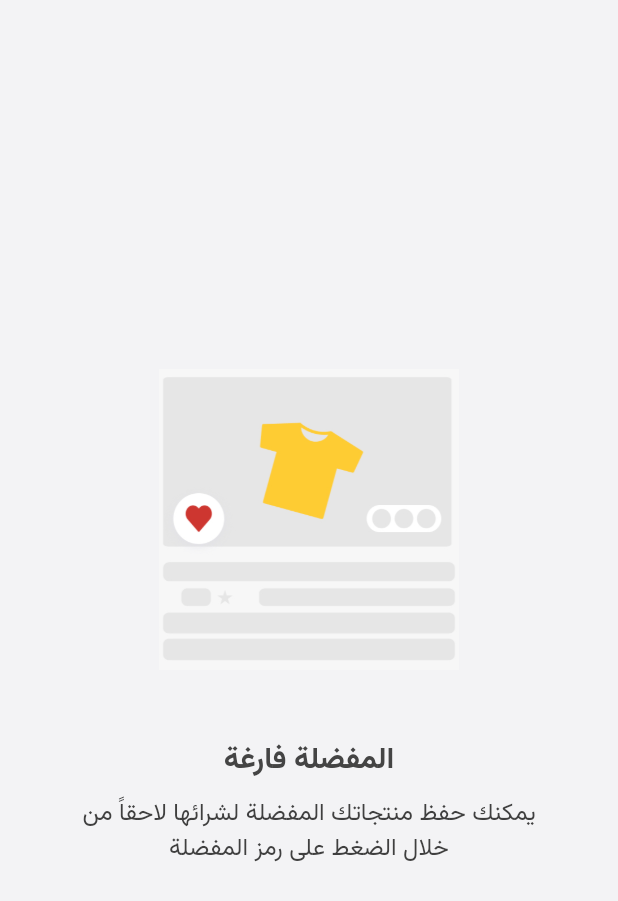
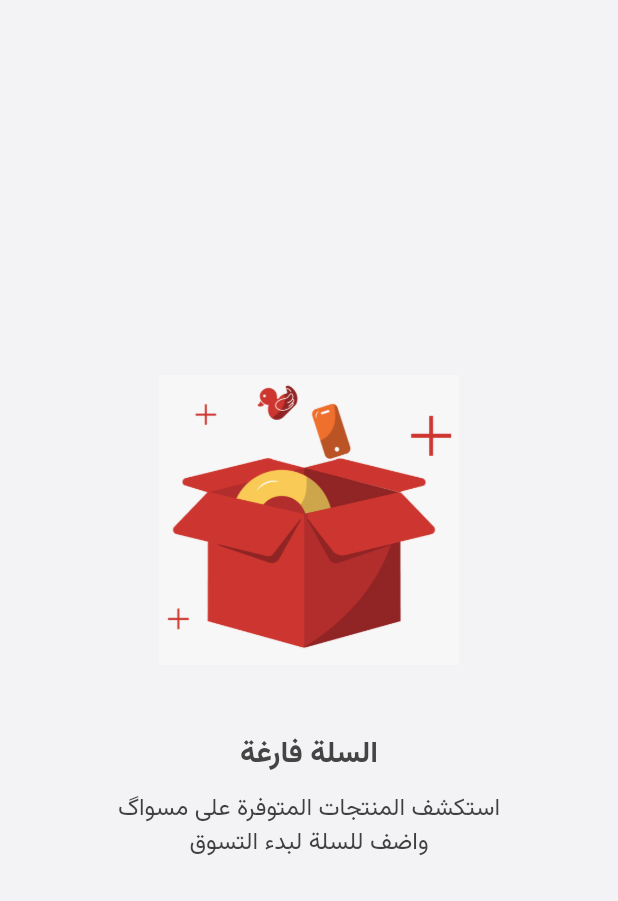
Before and after one commit to Shukur93/miswag_clone, a Flutter app: the CartScreen screen opened directly, on a phone screen of 412 x 824 dp. Shown: the top 901 px of the screen. Run offline on Flutter 3.47's test engine with Material 3 defaults, Android fonts, the light colour scheme and no system bars; our stand-ins replace awesome_dialog, flutter_easyloading, flutter_svg, get, modal_bottom_sheet, shared_preferences and 1 more; missing offline and left inert: flutter_multi_select_items; accounts and stored records are empty.

Commit message:
main function done

```diff
--- a/lib/core/utils/themes/styles.dart
+++ b/lib/core/utils/themes/styles.dart
@@ -174,6 +174,12 @@ class TextStyles {
 
   static TextStyle font20BlackRegular = const TextStyle(
     fontSize: 20,
+    fontWeight: FontWeightHelper.regular,
+    color: ColorsManager.blackText,
+  );
+
+  static TextStyle font24BlackRegular = const TextStyle(
+    fontSize: 24,
     fontWeight: FontWeightHelper.regular,
     color: ColorsManager.blackText,
   );
--- a/lib/core/utils/widgets/tiny_icon_button.dart
+++ b/lib/core/utils/widgets/tiny_icon_button.dart
@@ -5,16 +5,18 @@ class TinyIconButton extends StatelessWidget {
     super.key,
     required this.icon,
     required this.onPressed,
+    this.containerSize = 33,
   });
 
   final Widget icon;
   final void Function() onPressed;
+  final double containerSize;
 
   @override
   Widget build(BuildContext context) {
     return Container(
-      width: 33,
-      height: 33,
+      width: containerSize,
+      height: containerSize,
       alignment: Alignment.center,
       decoration: BoxDecoration(
         color: Colors.white,
--- a/lib/screens/cart/cart_screen.dart
+++ b/lib/screens/cart/cart_screen.dart
@@ -30,12 +30,12 @@ class _CartScreenState extends State<CartScreen> {
             if (cartController.cartItems.isEmpty) {
               return OnEmptyPageContent(
                 icon: Image.asset(
-                  'assets/icons/empty_fav.jpg',
+                  'assets/icons/empty_cart.jpg',
                   width: 200,
                 ),
-                title: 'المفضلة فارغة',
+                title: 'السلة فارغة',
                 subtitle:
-                    "يمكنك حفظ منتجاتك المفضلة لشرائها لاحقاً من خلال الضغط على رمز المفضلة",
+                    "استكشف المنتجات المتوفرة على مسواگ\nواضف للسلة لبدء التسوق",
               );
             }
             return ListView.separated(
@@ -64,39 +64,41 @@ class _CartScreenState extends State<CartScreen> {
                 decoration: BoxDecoration(
                   border: Border(top: BorderSide(color: Colors.grey.shade300)),
                 ),
-                child: Column(
+                child: Row(
                   mainAxisAlignment: MainAxisAlignment.spaceBetween,
-                  crossAxisAlignment: CrossAxisAlignment.start,
-                  mainAxisSize: MainAxisSize.min,
-                  children: [
-                    Row(
-                      mainAxisAlignment: MainAxisAlignment.spaceBetween,
+                  crossAxisAlignment: CrossAxisAlignment.center,
                   children: [
                     Flexible(
+                      child: Container(
+                        height: 52,
+                        alignment: Alignment.center,
+                        padding: EdgeInsets.all(10),
+                        decoration: BoxDecoration(
+                            borderRadius: BorderRadius.circular(12),
+                            color: ColorsManager.grayishGreen.withAlpha(50)),
                         child: Text(
-                            'المجموع:',
-                            style: TextStyles.font16BlackRegular,
+                          '${thousandFormatter(cartController.totalPrice)} د.ع',
+                          style: TextStyles.font14BlackBold,
                           textDirection: TextDirection.rtl,
                         ),
                       ),
+                    ),
+                    horizontalSpace(10),
                     Flexible(
-                          child: Text(
-                            '${thousandFormatter(cartController.totalPrice)} دينار',
-                            style: const TextStyle(
-                              fontSize: 18,
-                              fontWeight: FontWeight.bold,
+                      flex: 2,
+                      child: AppTextButton(
+                        buttonText: "شراء المنتجات",
+                        backgroundColor: ColorsManager.secondary,
+                        icon: Icon(
+                          Icons.chevron_right_outlined,
+                          color: ColorsManager.white,
+                          size: 30,
                         ),
-                            textDirection: TextDirection.rtl,
+                        isWithIcon: true,
+                        isIconLeft: true,
+                        onPressed: () {},
                       ),
                     ),
-                      ],
-                    ),
-                    verticalSpace(30),
-                    AppTextButton(
-                      buttonText: 'اتمام الطلب',
-                      onPressed: () {},
-                    ),
-                    verticalSpace(30),
                   ],
                 ),
               ),
--- a/lib/screens/items_screen/items_screen.dart
+++ b/lib/screens/items_screen/items_screen.dart
@@ -132,6 +132,7 @@ class _ItemsScreenState extends State<ItemsScreen> {
                   childAspectRatio: 0.65,
                 ),
 
+
                 //     const SliverGridDelegateWithFixedCrossAxisCount(
                 //   crossAxisCount: 2,
                 //   mainAxisSpacing: 5,
@@ -139,7 +140,7 @@ class _ItemsScreenState extends State<ItemsScreen> {
                 //   childAspectRatio: 0.75,
                 // ),
                 shrinkWrap: true,
-                padding: EdgeInsets.symmetric(horizontal: 5),
+                padding: EdgeInsets.only(right: 10, left: 10, bottom: 50),
                 itemCount: products.length,
                 itemBuilder: (context, index) {
                   return ThumbnailItemCard(
@@ -148,6 +149,7 @@ class _ItemsScreenState extends State<ItemsScreen> {
                 },
               ),
             ),
+
           ],
         ),
       ),
```
Also changed, not shown: lib/core/utils/widgets/app_bars.dart (+18 -3 lines), lib/core/utils/widgets/app_text_button.dart (+41 -13 lines), lib/screens/items_screen/single_item_screen.dart (added, +215 -0 lines), lib/screens/items_screen/widgets/thumbnail_item_card.dart (+14 -7 lines), assets/icons/empty_cart.jpg (added). Lines whose indentation alone changed are shown as unchanged.
